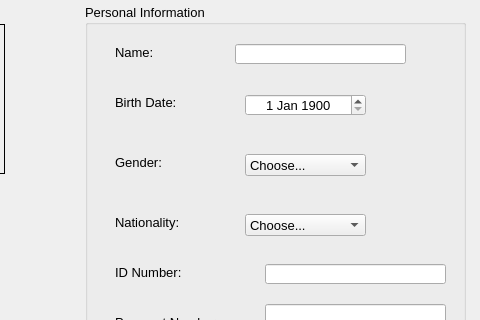
The window that editstudentdialog.ui (thenewcoder/school-administration-system) describes before a commit, drawn with Qt 5; both pictures show x 175 to 655 and y 96 to 416 of the 1035 by 845 pixel window.
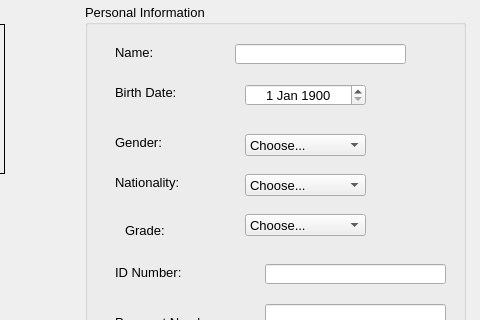
The same window after the commit. Icons and pictures are not drawn.

Commit message: Added ability to choose grade for a student. Made lists and tables non editable.

```diff
--- a/editstudentdialog.ui
+++ b/editstudentdialog.ui
@@ -168,7 +168,7 @@
     <property name="geometry">
      <rect>
       <x>30</x>
-      <y>90</y>
+      <y>80</y>
       <width>71</width>
       <height>16</height>
      </rect>
@@ -181,7 +181,7 @@
     <property name="geometry">
      <rect>
       <x>160</x>
-      <y>90</y>
+      <y>80</y>
       <width>121</width>
       <height>22</height>
      </rect>
@@ -204,7 +204,7 @@
     <property name="geometry">
      <rect>
       <x>30</x>
-      <y>150</y>
+      <y>130</y>
       <width>61</width>
       <height>16</height>
      </rect>
@@ -217,7 +217,7 @@
     <property name="geometry">
      <rect>
       <x>160</x>
-      <y>150</y>
+      <y>130</y>
       <width>121</width>
       <height>22</height>
      </rect>
@@ -242,8 +242,8 @@
     <property name="geometry">
      <rect>
       <x>30</x>
-      <y>210</y>
-      <width>71</width>
+      <y>170</y>
+      <width>91</width>
       <height>16</height>
      </rect>
     </property>
@@ -255,7 +255,7 @@
     <property name="geometry">
      <rect>
       <x>160</x>
-      <y>210</y>
+      <y>170</y>
       <width>121</width>
       <height>22</height>
      </rect>
@@ -368,6 +368,34 @@
      </property>
     </item>
    </widget>
+   <widget class="QLabel" name="label_17">
+    <property name="geometry">
+     <rect>
+      <x>40</x>
+      <y>220</y>
+      <width>54</width>
+      <height>12</height>
+     </rect>
+    </property>
+    <property name="text">
+     <string>Grade:</string>
+    </property>
+   </widget>
+   <widget class="QComboBox" name="cbGrade">
+    <property name="geometry">
+     <rect>
+      <x>160</x>
+      <y>210</y>
+      <width>121</width>
+      <height>22</height>
+     </rect>
+    </property>
+    <item>
+     <property name="text">
+      <string>Choose...</string>
+     </property>
+    </item>
+   </widget>
   </widget>
   <widget class="QGroupBox" name="groupBox_2">
    <property name="geometry">
```
Left out of the diff: 3 changed lines with no effect on the pictures. The commit also changes 11 other files.
